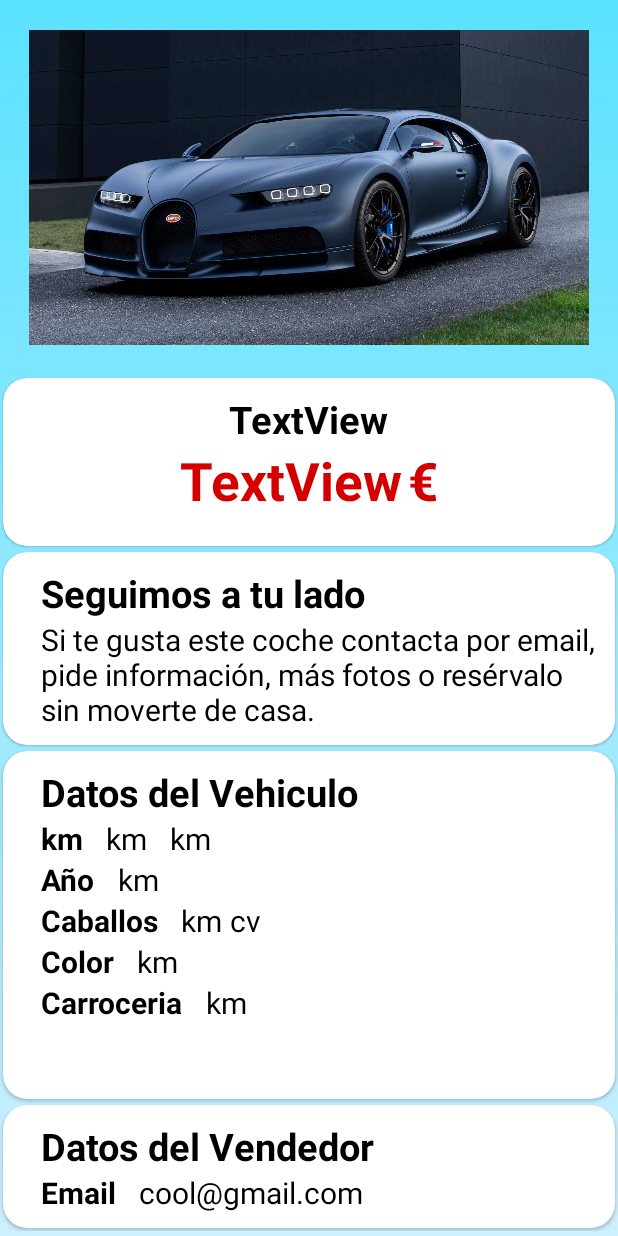
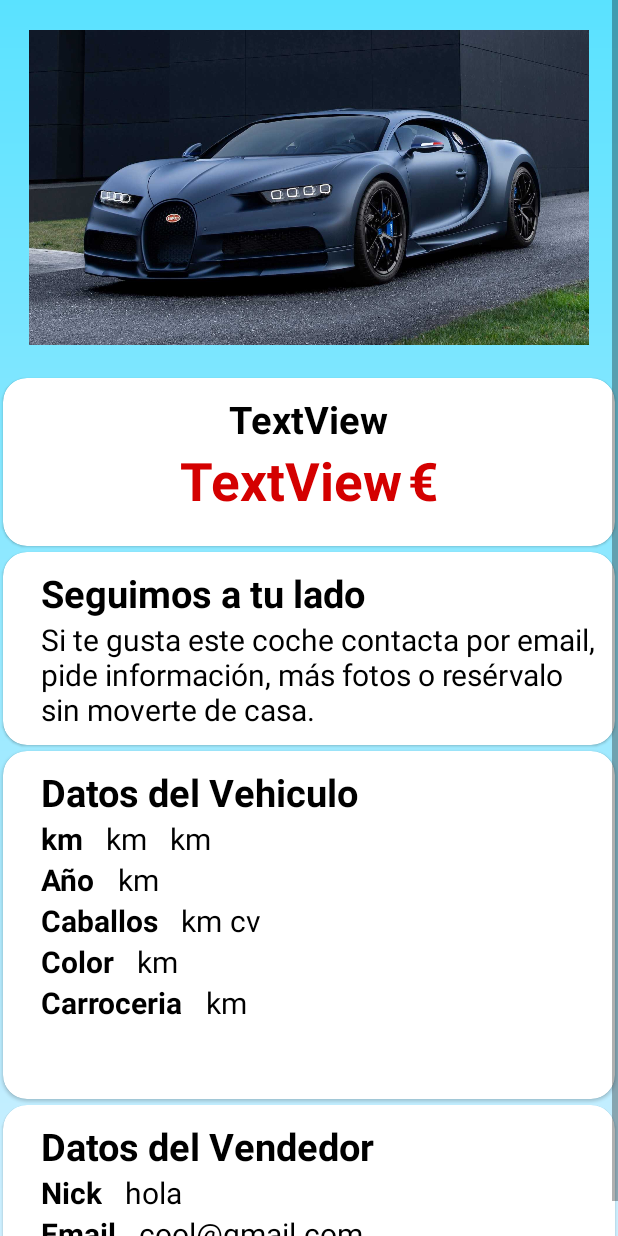
Before and after one commit to hectorcasas99/CochesHector, an Android app: the layout activity_info_vehiculo.xml on its own in the app's theme, with its tools: preview values and no code run, on a phone screen of 412 x 824 dp. Run offline under Robolectric (Android 15) with nearby library versions, the phone set to English and light mode, and no system bars.

Commit message:
mostrando user en info1

```diff
--- a/app/src/main/java/com/hector/cocheshector/view/InfoVehiculoActivity.kt
+++ b/app/src/main/java/com/hector/cocheshector/view/InfoVehiculoActivity.kt
@@ -27,6 +27,8 @@ class InfoVehiculoActivity : AppCompatActivity() {
     val dec = DecimalFormat("###,###,###")
 
     var email: String? =""
+    var nick: String? =""
+
 
     override fun onCreate(savedInstanceState: Bundle?) {
         super.onCreate(savedInstanceState)
@@ -48,10 +50,10 @@ class InfoVehiculoActivity : AppCompatActivity() {
             db.collection("usuarios").document("${vehiculo.iduser}").get()
                 .addOnSuccessListener { document ->
                     if(document.exists()){
-                        //traemos datos
-                        //email = document.getString("email")
                         email = (document.data?.get("email")).toString()
+                        nick = (document.data?.get("nick")).toString()
                         tvemail1.text = email
+                        tvnick1.text = nick
                         Log.d(TAG, "el propietario es:  ${email}")
                     } else {
                         Log.d(TAG, "no existe")
--- a/app/src/main/res/layout/activity_info_vehiculo.xml
+++ b/app/src/main/res/layout/activity_info_vehiculo.xml
@@ -361,6 +361,28 @@
                     android:layout_height="match_parent"
                     android:orientation="horizontal">
                     <TextView
+                        android:id="@+id/tvnick"
+                        android:layout_width="wrap_content"
+                        android:layout_height="wrap_content"
+                        android:paddingLeft="15dp"
+                        android:text="@string/nick"
+                        android:textColor="@color/colorNegro"
+                        android:textSize="20sp"
+                        android:textStyle="bold" />
+                    <TextView
+                        android:id="@+id/tvnick1"
+                        android:layout_width="wrap_content"
+                        android:layout_height="wrap_content"
+                        android:paddingLeft="15dp"
+                        android:text="hola"
+                        android:textColor="@color/colorNegro"
+                        android:textSize="20sp" />
+                </LinearLayout>
+                <LinearLayout
+                    android:layout_width="match_parent"
+                    android:layout_height="match_parent"
+                    android:orientation="horizontal">
+                    <TextView
                         android:id="@+id/tvemail"
                         android:layout_width="wrap_content"
                         android:layout_height="wrap_content"
```
